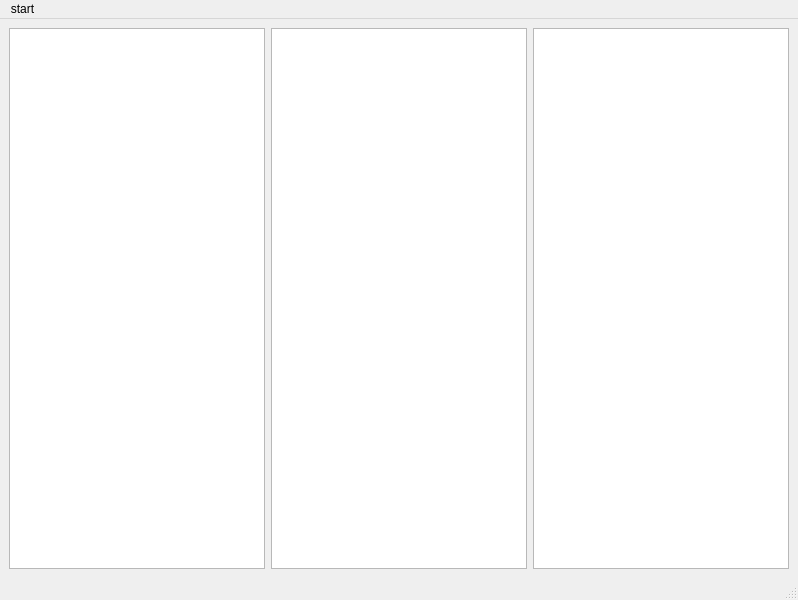
Qt form DiffFrontend/mainwindow.ui (TheStalkerDen/lisp-semantic-diff) before a commit.
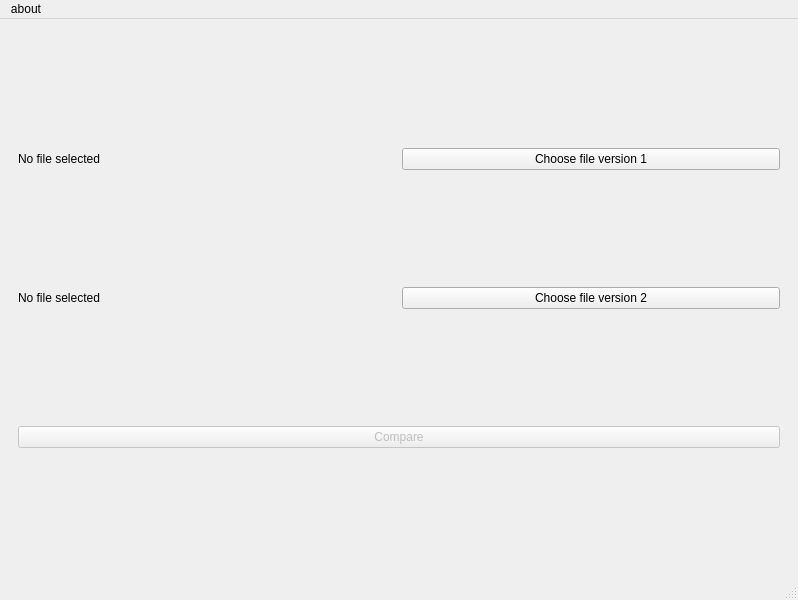
The same form after that commit. Custom widgets are drawn as their Qt base class.

What changed in the file:
```diff
--- a/DiffFrontend/mainwindow.ui
+++ b/DiffFrontend/mainwindow.ui
@@ -15,8 +15,81 @@
   </property>
   <widget class="QWidget" name="centralwidget">
    <layout class="QGridLayout" name="gridLayout">
+    <item row="0" column="0">
+     <widget class="QStackedWidget" name="stackedWidget">
+      <property name="currentIndex">
+       <number>0</number>
+      </property>
+      <widget class="QWidget" name="main_page">
+       <layout class="QGridLayout" name="gridLayout_3">
+        <item row="1" column="0">
+         <widget class="QLabel" name="filepath2Label">
+          <property name="text">
+           <string>No file selected</string>
+          </property>
+         </widget>
+        </item>
+        <item row="0" column="0">
+         <widget class="QLabel" name="filepath1Label">
+          <property name="text">
+           <string>No file selected</string>
+          </property>
+         </widget>
+        </item>
+        <item row="1" column="1">
+         <widget class="QPushButton" name="chooseFile2Button">
+          <property name="text">
+           <string>Choose file version 2</string>
+          </property>
+         </widget>
+        </item>
     <item row="0" column="1">
-     <widget class="DiffViewer" name="plainTextEdit">
+         <widget class="QPushButton" name="chooseFile1Button">
+          <property name="text">
+           <string>Choose file version 1</string>
+          </property>
+         </widget>
+        </item>
+        <item row="2" column="0" colspan="2">
+         <widget class="QPushButton" name="startCompareButton">
+          <property name="enabled">
+           <bool>false</bool>
+          </property>
+          <property name="text">
+           <string>Compare</string>
+          </property>
+         </widget>
+        </item>
+       </layout>
+      </widget>
+      <widget class="QWidget" name="diff_results_page">
+       <layout class="QGridLayout" name="gridLayout_2">
+        <item row="0" column="0">
+         <widget class="QTreeWidget" name="treeWidget">
+          <property name="sizePolicy">
+           <sizepolicy hsizetype="Expanding" vsizetype="Expanding">
+            <horstretch>2</horstretch>
+            <verstretch>0</verstretch>
+           </sizepolicy>
+          </property>
+          <attribute name="headerVisible">
+           <bool>false</bool>
+          </attribute>
+          <column>
+           <property name="text">
+            <string notr="true">1</string>
+           </property>
+          </column>
+         </widget>
+        </item>
+        <item row="0" column="1">
+         <widget class="DiffViewer" name="diffViewer1">
+          <property name="sizePolicy">
+           <sizepolicy hsizetype="Expanding" vsizetype="Expanding">
+            <horstretch>3</horstretch>
+            <verstretch>0</verstretch>
+           </sizepolicy>
+          </property>
       <property name="documentTitle">
        <string/>
       </property>
@@ -38,18 +111,20 @@
      </widget>
     </item>
     <item row="0" column="2">
-     <widget class="QPlainTextEdit" name="plainTextEdit_2"/>
-    </item>
-    <item row="0" column="0">
-     <widget class="QTreeWidget" name="treeWidget">
-      <attribute name="headerVisible">
-       <bool>false</bool>
-      </attribute>
-      <column>
-       <property name="text">
-        <string notr="true">1</string>
-       </property>
-      </column>
+         <widget class="DiffViewer" name="diffViewer2">
+          <property name="sizePolicy">
+           <sizepolicy hsizetype="Expanding" vsizetype="Expanding">
+            <horstretch>3</horstretch>
+            <verstretch>0</verstretch>
+           </sizepolicy>
+          </property>
+          <property name="textInteractionFlags">
+           <set>Qt::TextSelectableByKeyboard|Qt::TextSelectableByMouse</set>
+          </property>
+         </widget>
+        </item>
+       </layout>
+      </widget>
      </widget>
     </item>
    </layout>
@@ -65,7 +140,7 @@
    </property>
    <widget class="QMenu" name="menustart">
     <property name="title">
-     <string>start</string>
+     <string>about</string>
     </property>
     <addaction name="actionloadFiles"/>
    </widget>
```
Left out of the diff: 8 changed lines with no effect on the pictures. Lines whose indentation alone changed are shown as unchanged.
